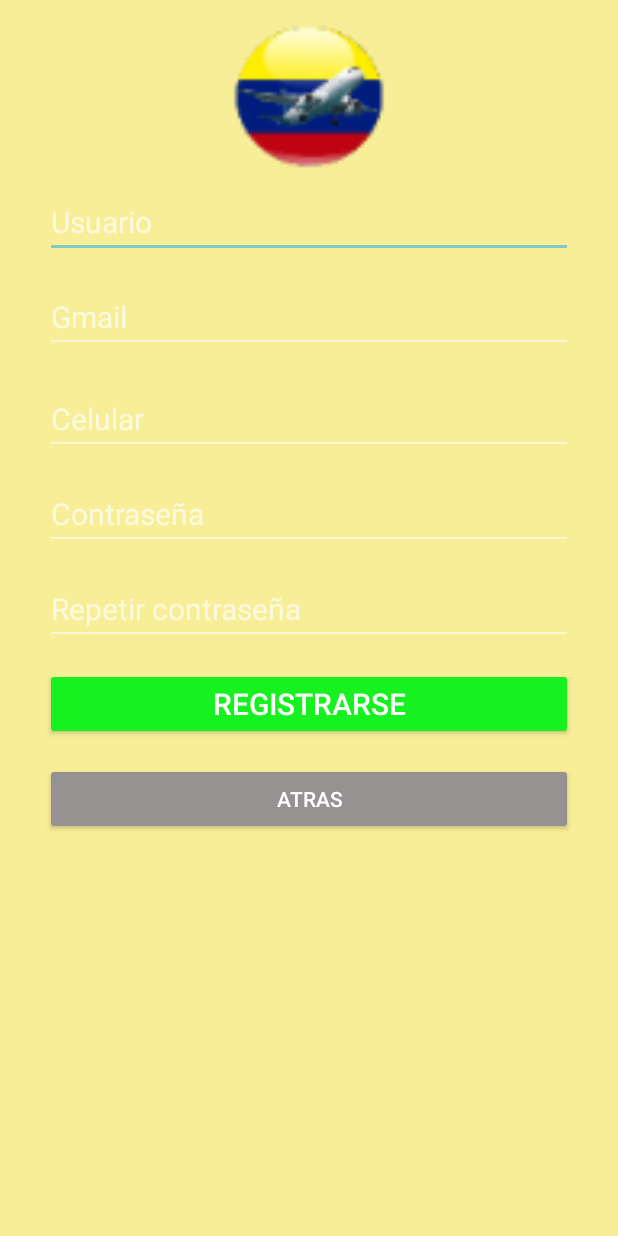
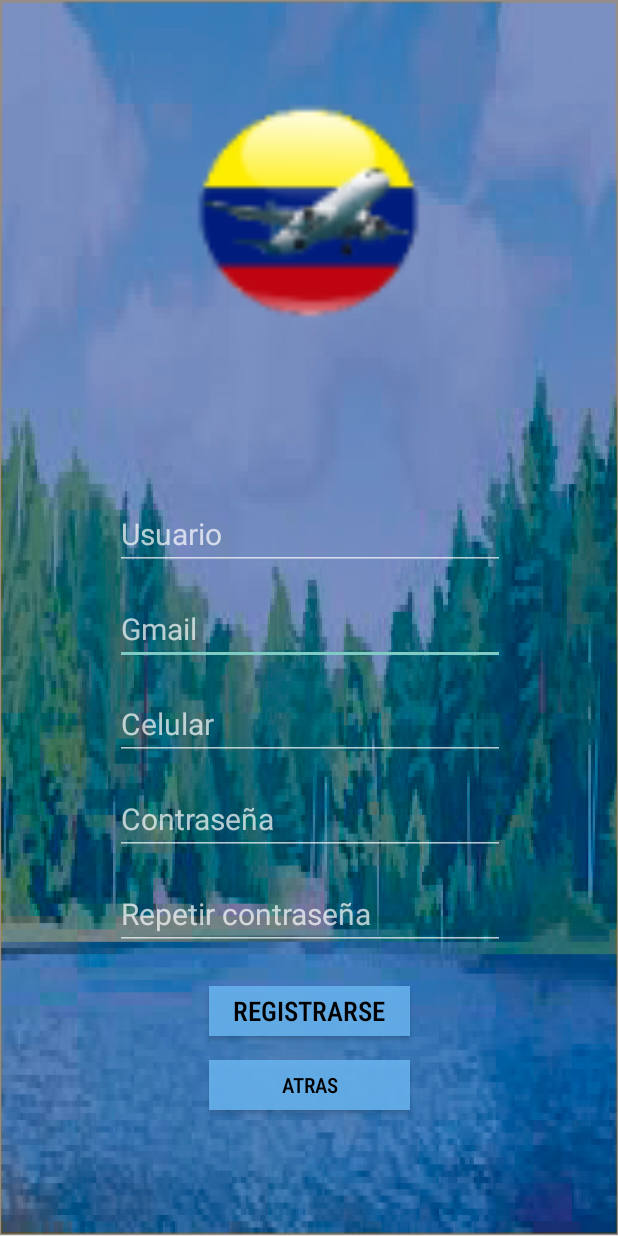
Before and after one commit to harvyRosero/App, an Android app: the Registro screen opened directly, with no data from a screen before it, on a phone screen of 412 x 824 dp. Run offline under Robolectric (Android 15) with nearby library versions, the phone set to English and light mode, and no system bars.

Commit message:
cambio de fondo diseño login

```diff
--- a/app/src/main/java/com/example/myapplication3/Registro.java
+++ b/app/src/main/java/com/example/myapplication3/Registro.java
@@ -23,6 +23,12 @@ public class Registro extends AppCompatActivity {
                 Intent i = new Intent(Registro.this, MainActivity.class);
                 startActivity(i);
             }
+
+
         });
     }
+
+
+
+
 }
--- a/app/src/main/res/layout/activity_registro.xml
+++ b/app/src/main/res/layout/activity_registro.xml
@@ -1,116 +1,144 @@
 <?xml version="1.0" encoding="utf-8"?>
-<RelativeLayout xmlns:android="http://schemas.android.com/apk/res/android"
+<androidx.constraintlayout.widget.ConstraintLayout xmlns:android="http://schemas.android.com/apk/res/android"
     xmlns:app="http://schemas.android.com/apk/res-auto"
     xmlns:tools="http://schemas.android.com/tools"
     android:layout_width="match_parent"
     android:layout_height="match_parent"
-    tools:context=".Registro">
-
-    <LinearLayout
-        android:id="@+id/linearLa_registro"
-        android:layout_width="match_parent"
-        android:layout_height="match_parent"
-        android:background="#F8EE98"
-        android:orientation="vertical">
-
+    android:background="@drawable/fondo3"
+    tools:context=".Registro"
+    >
 
     <ImageView
         android:id="@+id/imageView3"
-            android:layout_width="match_parent"
-            android:layout_height="114dp"
-            android:layout_marginTop="10sp"
+        android:layout_width="210dp"
+        android:layout_height="168dp"
+        android:layout_marginTop="16dp"
         android:contentDescription="@string/logo"
-            app:srcCompat="@mipmap/logo_002" />
+        app:layout_constraintBottom_toTopOf="@+id/editTextTextPersonName"
+        app:layout_constraintEnd_toEndOf="parent"
+        app:layout_constraintHorizontal_bias="0.497"
+        app:layout_constraintStart_toStartOf="parent"
+        app:layout_constraintTop_toTopOf="parent"
+        app:layout_constraintVertical_bias="0.295"
+        app:srcCompat="@mipmap/logo_002"
+        tools:ignore="MissingConstraints" />
+
+    <Button
+        android:id="@+id/btn_registrarse_registro"
+        android:layout_width="134dp"
+        android:layout_height="33dp"
+        android:layout_marginBottom="16dp"
+        android:background="#DD62646A"
+        android:backgroundTint="#68B4F1"
+        android:fontFamily="sans-serif-condensed-medium"
+        android:text="@string/btn_reg"
+        android:textColor="#000000"
+        android:textColorHighlight="#0DB8CD"
+        android:textSize="18sp"
+        app:layout_constraintBottom_toTopOf="@+id/btn_atras"
+        app:layout_constraintEnd_toEndOf="parent"
+        app:layout_constraintHorizontal_bias="0.501"
+        app:layout_constraintStart_toStartOf="parent"
+        tools:ignore="MissingConstraints"
+        tools:targetApi="lollipop" />
+
+    <EditText
+        android:id="@+id/editTextTextEmailAddress"
+        android:layout_width="260dp"
+        android:layout_height="43dp"
+        android:layout_marginBottom="20dp"
+        android:ems="10"
+        android:hint="@string/txt_email"
+        android:importantForAutofill="no"
+        android:inputType="textEmailAddress"
+        android:textSize="20sp"
+        app:layout_constraintBottom_toTopOf="@+id/editTextPhone"
+        app:layout_constraintEnd_toEndOf="parent"
+        app:layout_constraintHorizontal_bias="0.503"
+        app:layout_constraintStart_toStartOf="parent"
+        tools:ignore="MissingConstraints" />
+
+    <Button
+        android:id="@+id/btn_atras"
+        android:layout_width="134dp"
+        android:layout_height="33dp"
+        android:layout_marginBottom="84dp"
+        android:background="#DD62646A"
+        android:backgroundTint="#68B4F1"
+        android:fontFamily="sans-serif-condensed-medium"
+        android:text="@string/btn_atras"
+        android:textColor="#000000"
+        android:textColorHighlight="#0DB8CD"
+        app:layout_constraintBottom_toBottomOf="parent"
+        app:layout_constraintEnd_toEndOf="parent"
+        app:layout_constraintHorizontal_bias="0.501"
+        app:layout_constraintStart_toStartOf="parent"
+        tools:ignore="MissingConstraints"
+        tools:targetApi="lollipop" />
+
+    <EditText
+        android:id="@+id/editTextTextPassword2"
+        android:layout_width="260dp"
+        android:layout_height="43dp"
+        android:layout_marginBottom="20dp"
+        android:ems="10"
+        android:hint="@string/txt_password"
+        android:importantForAutofill="no"
+        android:inputType="textPassword"
+        android:textSize="20sp"
+        app:layout_constraintBottom_toTopOf="@+id/editTextTextPassword3"
+        app:layout_constraintEnd_toEndOf="parent"
+        app:layout_constraintHorizontal_bias="0.503"
+        app:layout_constraintStart_toStartOf="parent"
+        tools:ignore="MissingConstraints" />
 
     <EditText
         android:id="@+id/editTextTextPersonName"
-            android:layout_width="match_parent"
-            android:layout_height="wrap_content"
-            android:layout_marginLeft="30sp"
-            android:layout_marginRight="30sp"
+        android:layout_width="260dp"
+        android:layout_height="43dp"
+        android:layout_marginBottom="20dp"
         android:ems="10"
         android:hint="@string/userName"
         android:importantForAutofill="no"
         android:inputType="textPersonName"
-            android:textSize="20sp" />
+        android:textSize="20sp"
+        app:layout_constraintBottom_toTopOf="@+id/editTextTextEmailAddress"
+        app:layout_constraintEnd_toEndOf="parent"
+        app:layout_constraintHorizontal_bias="0.503"
+        app:layout_constraintStart_toStartOf="parent"
+        tools:ignore="MissingConstraints" />
 
     <EditText
-            android:id="@+id/editTextTextEmailAddress"
-            android:layout_width="match_parent"
-            android:layout_height="wrap_content"
-            android:layout_marginLeft="30sp"
-            android:layout_marginTop="15sp"
-            android:layout_marginRight="30sp"
-            android:layout_marginBottom="20sp"
+        android:id="@+id/editTextTextPassword3"
+        android:layout_width="260dp"
+        android:layout_height="43dp"
+        android:layout_marginBottom="24dp"
         android:ems="10"
-            android:hint="@string/txt_email"
+        android:hint="@string/txt_repetir_password"
         android:importantForAutofill="no"
-            android:inputType="textEmailAddress"
-            android:textSize="20sp" />
+        android:inputType="textPassword"
+        android:textSize="20sp"
+        app:layout_constraintBottom_toTopOf="@+id/btn_registrarse_registro"
+        app:layout_constraintEnd_toEndOf="parent"
+        app:layout_constraintHorizontal_bias="0.503"
+        app:layout_constraintStart_toStartOf="parent"
+        tools:ignore="MissingConstraints" />
 
     <EditText
         android:id="@+id/editTextPhone"
-            android:layout_width="match_parent"
-            android:layout_height="wrap_content"
-            android:layout_marginLeft="30sp"
-            android:layout_marginRight="30sp"
-            android:layout_marginBottom="15sp"
+        android:layout_width="260dp"
+        android:layout_height="43dp"
+        android:layout_marginBottom="20dp"
         android:ems="10"
         android:hint="@string/txt_numero"
         android:importantForAutofill="no"
         android:inputType="phone"
-            android:textSize="20sp" />
-
-        <EditText
-            android:id="@+id/editTextTextPassword2"
-            android:layout_width="match_parent"
-            android:layout_height="wrap_content"
-            android:layout_marginLeft="30sp"
-            android:layout_marginRight="30sp"
-            android:layout_marginBottom="15sp"
-            android:ems="10"
-            android:hint="@string/txt_password"
-            android:importantForAutofill="no"
-            android:inputType="textPassword"
-            android:textSize="20sp" />
-
-        <EditText
-            android:id="@+id/editTextTextPassword3"
-            android:layout_width="match_parent"
-            android:layout_height="wrap_content"
-            android:layout_marginLeft="30sp"
-            android:layout_marginRight="30sp"
-            android:layout_marginBottom="15sp"
-            android:ems="10"
-            android:hint="@string/txt_repetir_password"
-            android:importantForAutofill="no"
-            android:inputType="textPassword"
-            android:textSize="20sp" />
-
-        <Button
-            android:id="@+id/btn_registrarse_registro"
-            android:layout_width="match_parent"
-            android:layout_height="wrap_content"
-            android:layout_marginLeft="30sp"
-            android:layout_marginRight="30sp"
-            android:layout_marginBottom="15sp"
-            android:backgroundTint="#16F11F"
-            android:text="@string/btn_reg"
         android:textSize="20sp"
-            tools:targetApi="lollipop" />
-
-        <Button
-            android:id="@+id/btn_atras"
-            android:layout_width="match_parent"
-            android:layout_height="wrap_content"
-            android:layout_marginLeft="30sp"
-            android:layout_marginRight="30sp"
-            android:backgroundTint="#979292"
-            android:text="@string/btn_atras"
-            tools:targetApi="lollipop" />
+        app:layout_constraintBottom_toTopOf="@+id/editTextTextPassword2"
+        app:layout_constraintEnd_toEndOf="parent"
+        app:layout_constraintHorizontal_bias="0.503"
+        app:layout_constraintStart_toStartOf="parent"
+        tools:ignore="MissingConstraints" />
 
 
-    </LinearLayout>
-
-
-</RelativeLayout>
+</androidx.constraintlayout.widget.ConstraintLayout>
```
Also changed, not shown: app/src/main/java/com/example/myapplication3/MainActivity.java (+13 -3 lines), app/src/main/res/layout/activity_main.xml (+13 -7 lines), app/src/main/res/layout/activity_recuperar_contr.xml (+53 -32 lines). Lines whose indentation alone changed are shown as unchanged.
